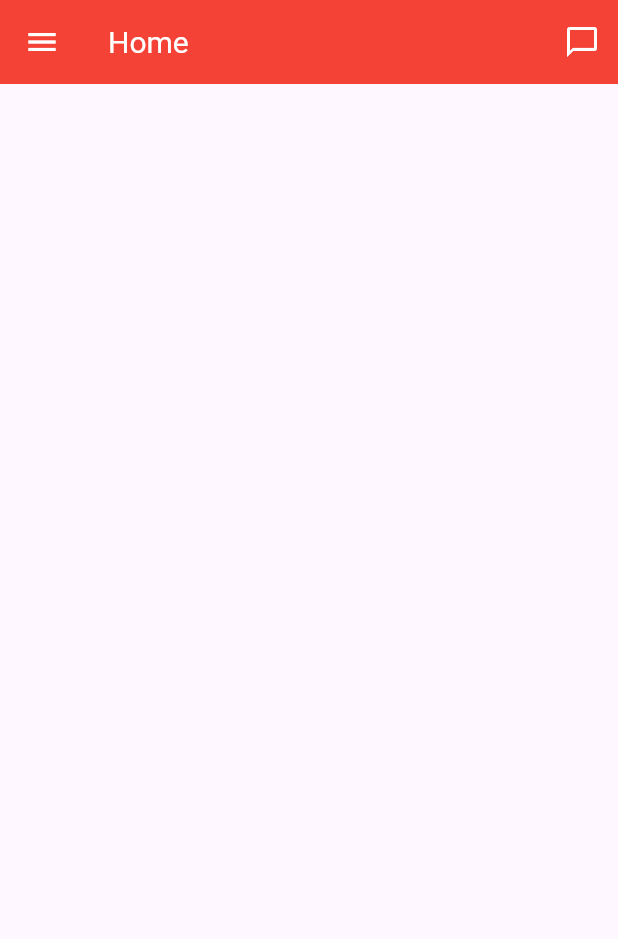
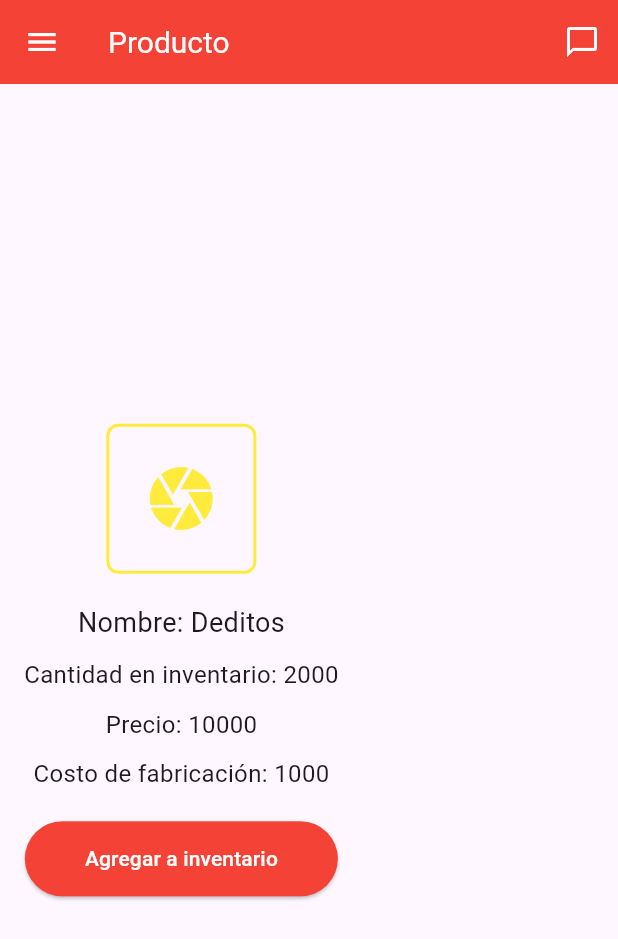
Before and after one commit to marlonbossa09/red_snack_gestion, a Flutter app: the ProductoPage screen opened directly, on a phone screen of 412 x 824 dp. Shown: the top 939 px of the screen. Run offline on Flutter 3.47's test engine with Material 3 defaults, Android fonts, the phone set to English and light mode, and no system bars; our stand-ins replace fl_chart.

Commit message:
agregando paginad e prodcuto

```diff
--- a/lib/app/pages/producto_page.dart
+++ b/lib/app/pages/producto_page.dart
@@ -12,9 +12,68 @@ class ProductoPage extends StatefulWidget {
 class _ProductoPageState extends State<ProductoPage> {
   @override
   Widget build(BuildContext context) {
-    return const Scaffold(
-      appBar:  GlobalAppBar(title: 'Home', chatPage: Chats()),
-      drawer: SideMenu(),
+    return Scaffold(
+      appBar: const GlobalAppBar(title: 'Producto', chatPage: Chats()),
+      drawer: const SideMenu(),
+      body: Padding(
+        padding: const EdgeInsets.all(16.0),
+        child: Column(
+          mainAxisAlignment: MainAxisAlignment.center,
+          children: [
+            // Icono del producto
+            Container(
+              width: 100,
+              height: 100,
+              decoration: BoxDecoration(
+                border: Border.all(color: Colors.yellow, width: 2),
+                borderRadius: BorderRadius.circular(8),
+              ),
+              child: const Icon(
+                Icons.camera, // Cambia esto por el icono que desees
+                color: Colors.yellow,
+                size: 50,
+              ),
+            ),
+            const SizedBox(height: 20),
+            // Información del producto
+            const Text(
+              'Nombre: Deditos',
+              style: TextStyle(fontSize: 18),
+            ),
+            const SizedBox(height: 10),
+            const Text(
+              'Cantidad en inventario: 2000',
+              style: TextStyle(fontSize: 16),
+            ),
+            const SizedBox(height: 10),
+            const Text(
+              'Precio: 10000',
+              style: TextStyle(fontSize: 16),
+            ),
+            const SizedBox(height: 10),
+            const Text(
+              'Costo de fabricación: 1000',
+              style: TextStyle(fontSize: 16),
+            ),
+            const SizedBox(height: 20),
+            // Botón para agregar a inventario
+            ElevatedButton(
+              onPressed: () {
+                // Acción al presionar el botón
+              },
+              style: ElevatedButton.styleFrom(
+                // ignore: deprecated_member_use
+                primary: Colors.red, // Color de fondo
+                padding: const EdgeInsets.symmetric(horizontal: 40, vertical: 15),
+              ),
+              child: const Text(
+                'Agregar a inventario',
+                style: TextStyle(color: Colors.white),
+              ),
+            ),
+          ],
+        ),
+      ),
     );
   }
 }
```
